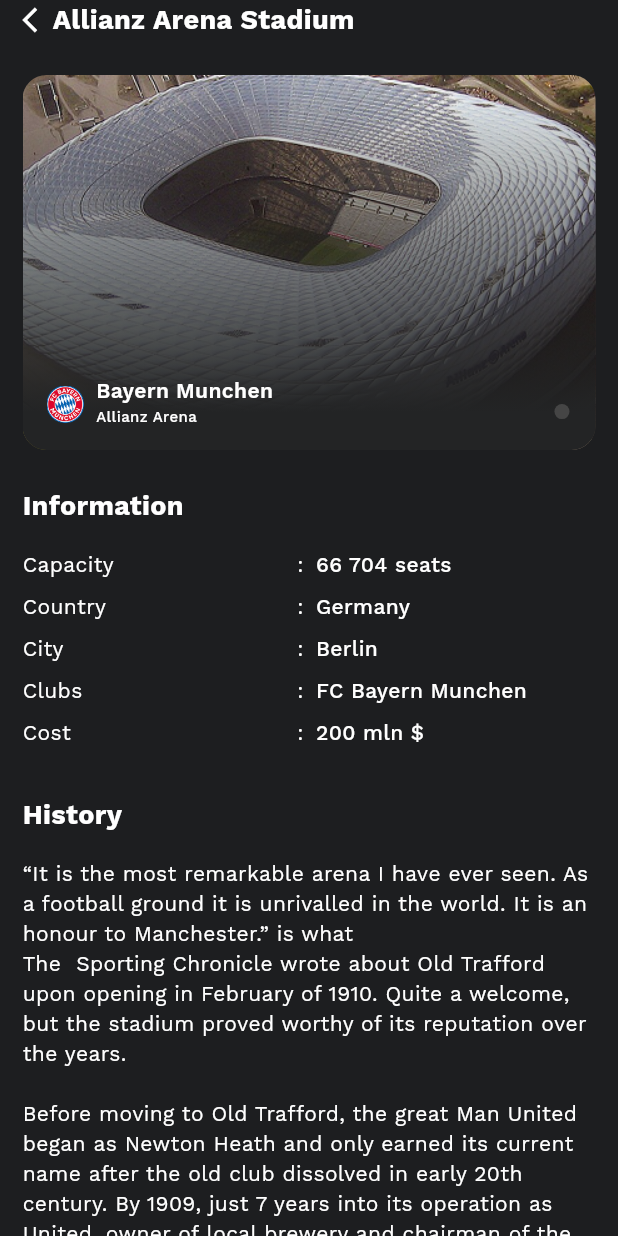
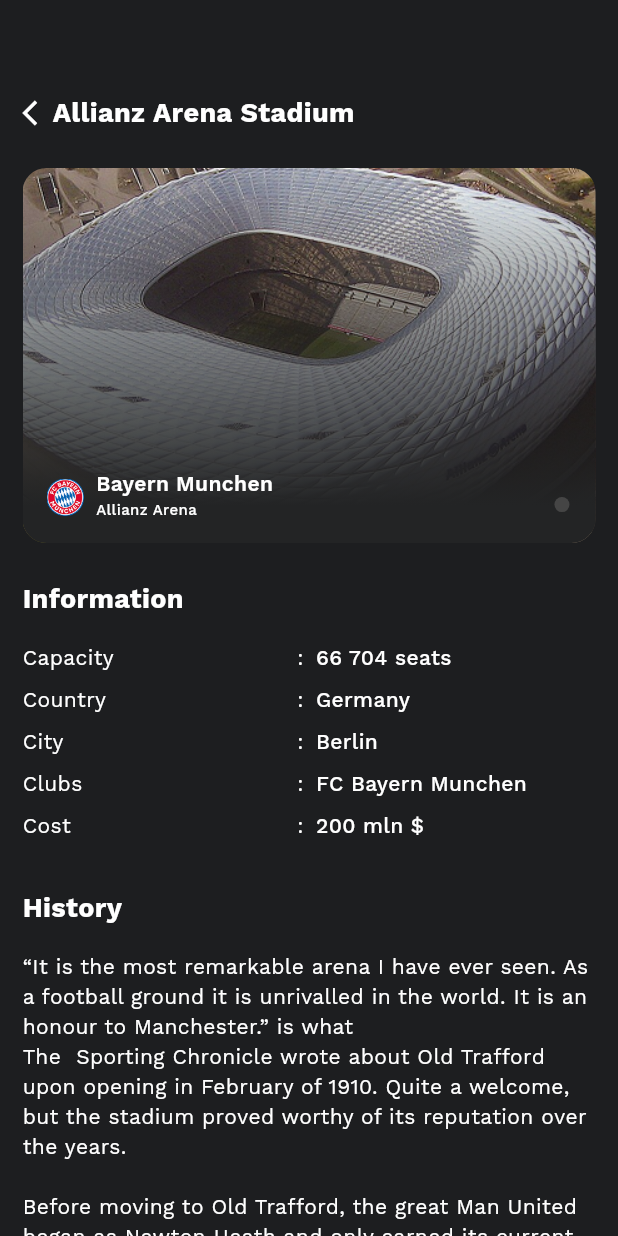
Before and after one commit to adityamputra27/football_stadium, a Flutter app: the screen it shows after launch, after a tap on "Bayern Munchen", on a phone screen of 412 x 824 dp. Run offline on Flutter 3.47's test engine with Material 3 defaults, Android fonts, the phone set to English and light mode, and no system bars; drawn by our look-alikes of carousel_slider; our stand-ins replace firebase_core, firebase_messaging, flutter_local_notifications, get; missing offline and left inert: app_settings; accounts and stored records are empty.

Commit message:
enhance: UI fixing for size width and remove scroll configuration

```diff
--- /dev/null
+++ b/lib/data/services/notification_service.dart
@@ -0,0 +1,124 @@
+import 'dart:math';
+
+import 'package:app_settings/app_settings.dart';
+import 'package:firebase_messaging/firebase_messaging.dart';
+import 'package:flutter/foundation.dart';
+import 'package:flutter/material.dart';
+import 'package:flutter_local_notifications/flutter_local_notifications.dart';
+
+@pragma('vm:entry-point')
+void onDidReceiveBackgroundNotificationResponse(
+  NotificationResponse notificationResponse,
+) {
+  print(notificationResponse);
+}
+
+class NotificationService {
+  static FirebaseMessaging messaging = FirebaseMessaging.instance;
+  final FlutterLocalNotificationsPlugin _flutterLocalNotificationsPlugin =
+      FlutterLocalNotificationsPlugin();
+
+  void initLocalNotifications(
+    BuildContext context,
+    RemoteMessage message,
+  ) async {
+    var androidInitializationSettings = AndroidInitializationSettings(
+      '@mipmap/ic_launcher',
+    );
+    var iosInitializationSettings = const DarwinInitializationSettings();
+    var initializationSettings = InitializationSettings(
+      android: androidInitializationSettings,
+      iOS: iosInitializationSettings,
+    );
+
+    await _flutterLocalNotificationsPlugin.initialize(
+      initializationSettings,
+      onDidReceiveBackgroundNotificationResponse:
+          onDidReceiveBackgroundNotificationResponse,
+    );
+  }
+
+  void firebaseInit(BuildContext context) {
+    FirebaseMessaging.onMessage.listen((message) {
+      if (kDebugMode) {
+        print(message.notification!.title.toString());
+        print(message.notification!.body.toString());
+      }
+
+      initLocalNotifications(context, message);
+      showNotification(message);
+    });
+  }
+
+  Future<void> showNotification(RemoteMessage message) async {
+    AndroidNotificationChannel channel = AndroidNotificationChannel(
+      Random.secure().nextInt(100000).toString(),
+      'Important notification',
+      importance: Importance.max,
+    );
+
+    AndroidNotificationDetails androidNotificationDetails =
+        AndroidNotificationDetails(
+          channel.id.toString(),
+          channel.name.toString(),
+          importance: Importance.high,
+          priority: Priority.high,
+          playSound: true,
+          ticker: 'ticker',
+        );
+
+    const DarwinNotificationDetails darwinNotificationDetails =
+        DarwinNotificationDetails(
+          presentAlert: true,
+          presentBadge: true,
+          presentSound: true,
+        );
+
+    NotificationDetails notificationDetails = NotificationDetails(
+      android: androidNotificationDetails,
+      iOS: darwinNotificationDetails,
+    );
+
+    Future.delayed(Duration.zero, () {
+      _flutterLocalNotificationsPlugin.show(
+        message.hashCode,
+        message.notification!.title.toString(),
+        message.notification!.body.toString(),
+        notificationDetails,
+      );
+    });
+  }
+
+  void requestNotificationPermission() async {
+    NotificationSettings settings = await messaging.requestPermission(
+      alert: true,
+      announcement: true,
+      badge: true,
+      carPlay: true,
+      criticalAlert: true,
+      provisional: true,
+      sound: true,
+    );
+
+    if (settings.authorizationStatus == AuthorizationStatus.authorized) {
+      print('user granted permissions');
+    } else if (settings.authorizationStatus ==
+        AuthorizationStatus.provisional) {
+      print('user granted provisional permission');
+    } else {
+      AppSettings.openAppSettings(type: AppSettingsType.notification);
+      print('user denied permission');
+    }
+  }
+
+  Future<String> getDeviceToken() async {
+    String? token = await messaging.getToken();
+    return token!;
+  }
+
+  void isTokenRefresh() async {
+    messaging.onTokenRefresh.listen((event) {
+      event.toString();
+    });
+  }
+}
--- a/lib/main.dart
+++ b/lib/main.dart
@@ -1,8 +1,25 @@
+import 'dart:io';
+
+import 'package:firebase_core/firebase_core.dart';
+import 'package:firebase_messaging/firebase_messaging.dart';
 import 'package:flutter/material.dart';
+import 'package:football_stadium/firebase_options.dart';
 import 'package:football_stadium/presentation/screens/splash_screen.dart';
 import 'package:get/get.dart';
 
-void main() {
+@pragma('vm:entry-point')
+Future<void> _firebaseMessagingBackgroundHandler(RemoteMessage message) async {
+  await Firebase.initializeApp(options: DefaultFirebaseOptions.currentPlatform);
+}
+
+void main() async {
+  WidgetsFlutterBinding.ensureInitialized();
+  if (Platform.isAndroid) {
+    await Firebase.initializeApp(
+      options: DefaultFirebaseOptions.currentPlatform,
+    );
+    FirebaseMessaging.onBackgroundMessage(_firebaseMessagingBackgroundHandler);
+  }
   runApp(const MyApp());
 }
 
--- a/lib/presentation/screens/home_screen.dart
+++ b/lib/presentation/screens/home_screen.dart
@@ -49,7 +49,7 @@
       return ListView(
         padding: const EdgeInsets.only(left: 15, right: 15, top: 6),
         shrinkWrap: true,
-        physics: ClampingScrollPhysics(),
+        physics: NeverScrollableScrollPhysics(),
         children: [
           SizedBox(
             height: MediaQuery.of(context).size.height * .25,
@@ -347,7 +347,7 @@
       ];
 
       return Container(
-        padding: const EdgeInsets.only(top: 16, left: 15, right: 15),
+        padding: const EdgeInsets.only(top: 32, left: 15, right: 15),
         child: Column(
           crossAxisAlignment: CrossAxisAlignment.start,
           children: [
@@ -364,7 +364,7 @@
                 crossAxisSpacing: 12,
                 mainAxisSpacing: 12,
                 childAspectRatio: 1,
-                mainAxisExtent: 100,
+                mainAxisExtent: 85,
               ),
               itemCount: stadiumLogos.length,
               itemBuilder: (context, index) {
--- a/lib/presentation/screens/main_screen.dart
+++ b/lib/presentation/screens/main_screen.dart
@@ -1,9 +1,13 @@
+import 'dart:io';
+
 import 'package:flutter/material.dart';
+import 'package:football_stadium/data/services/notification_service.dart';
 import 'package:football_stadium/presentation/screens/home_screen.dart';
 import 'package:football_stadium/presentation/screens/setting_screen.dart';
 import 'package:football_stadium/presentation/screens/league_screen.dart';
 import 'package:football_stadium/presentation/widgets/navigation/bottom_navigation.dart';
 import 'package:football_stadium/presentation/widgets/navigation/header_navigation.dart';
+import 'package:football_stadium/utils/scroll_behaviour.dart';
 import 'package:football_stadium/utils/theme.dart';
 
 class MainScreen extends StatefulWidget {
@@ -17,10 +21,21 @@
 class _MainScreenState extends State<MainScreen> {
   late int selectedIndex;
 
+  NotificationService notificationService = NotificationService();
+
   @override
   void initState() {
     super.initState();
     selectedIndex = widget.activeIndex;
+
+    if (Platform.isAndroid) {
+      notificationService.requestNotificationPermission();
+      notificationService.firebaseInit(context);
+      notificationService.isTokenRefresh();
+      notificationService.getDeviceToken().then((value) {
+        print(value);
+      });
+    }
   }
 
   void _onItemTapped(index) {
@@ -35,8 +50,16 @@
 
     return Scaffold(
       backgroundColor: backgroundColor,
-      body: Column(
-        children: [HeaderNavigation(), Expanded(child: screens[selectedIndex])],
+      body: SafeArea(
+        child: ScrollConfiguration(
+          behavior: CustomScrollBehaviour(),
+          child: Column(
+            children: [
+              HeaderNavigation(),
+              Expanded(child: screens[selectedIndex]),
+            ],
+          ),
+        ),
       ),
       bottomNavigationBar: BottomNavigation(
         selectedIndex: selectedIndex,
--- a/lib/presentation/screens/splash_screen.dart
+++ b/lib/presentation/screens/splash_screen.dart
@@ -93,10 +93,7 @@
                           ),
                         ),
                       )
-                      : Container(
-                        padding: EdgeInsets.only(top: 56),
-                        child: SizedBox(),
-                      ),
+                      : SizedBox(),
                 ],
               ),
             ),
--- a/lib/presentation/screens/stadium_screen.dart
+++ b/lib/presentation/screens/stadium_screen.dart
@@ -1,5 +1,8 @@
+import 'dart:io';
+
 import 'package:carousel_slider/carousel_slider.dart';
 import 'package:flutter/material.dart';
+import 'package:football_stadium/utils/scroll_behaviour.dart';
 import 'package:football_stadium/utils/theme.dart';
 
 class StadiumScreen extends StatefulWidget {
@@ -59,7 +62,7 @@
       ];
 
       return ListView(
-        padding: const EdgeInsets.only(left: 15, right: 15),
+        padding: const EdgeInsets.only(left: 15, right: 15, top: 0),
         shrinkWrap: true,
         physics: ClampingScrollPhysics(),
         children: [
@@ -323,8 +326,18 @@
     }
 
     Widget buildHeader() {
+      double paddingTop = 0;
+      if (Platform.isAndroid) {
+        paddingTop = 62;
+      }
       return Container(
-        padding: const EdgeInsets.only(left: 15, right: 15, bottom: 24),
+        padding: EdgeInsets.only(
+          left: 15,
+          right: 15,
+          bottom: 24,
+          top: paddingTop,
+        ),
+        color: backgroundColor,
         child: Row(
           crossAxisAlignment: CrossAxisAlignment.center,
           children: [buildButton(), buildTitle()],
@@ -342,11 +355,14 @@
     return Scaffold(
       backgroundColor: backgroundColor,
       body: SafeArea(
-        child: Column(
-          children: [
-            buildHeader(),
-            Expanded(child: SingleChildScrollView(child: buildContent())),
-          ],
+        child: ScrollConfiguration(
+          behavior: CustomScrollBehaviour(),
+          child: Column(
+            children: [
+              buildHeader(),
+              Expanded(child: SingleChildScrollView(child: buildContent())),
+            ],
+          ),
         ),
       ),
     );
--- a/lib/presentation/widgets/navigation/bottom_navigation.dart
+++ b/lib/presentation/widgets/navigation/bottom_navigation.dart
@@ -40,6 +40,10 @@
           topLeft: Radius.circular(30),
           topRight: Radius.circular(30),
         ),
+        child: Padding(
+          padding: const EdgeInsets.only(bottom: 0),
+          child: SizedBox(
+            height: 120,
             child: BottomNavigationBar(
               currentIndex: _currentIndex,
               onTap: (index) {
@@ -60,21 +64,21 @@
               items: [
                 BottomNavigationBarItem(
                   icon: Container(
-                padding: EdgeInsets.only(top: 12, bottom: 4),
+                    padding: EdgeInsets.only(bottom: 6),
                     child: Icon(Icons.home_filled, size: 24),
                   ),
                   label: 'Home',
                 ),
                 BottomNavigationBarItem(
                   icon: Container(
-                padding: EdgeInsets.only(top: 12, bottom: 4),
+                    padding: EdgeInsets.only(bottom: 6),
                     child: Icon(Icons.stadium_rounded),
                   ),
                   label: 'Stadium',
                 ),
                 BottomNavigationBarItem(
                   icon: Container(
-                padding: EdgeInsets.only(top: 12, bottom: 4),
+                    padding: EdgeInsets.only(bottom: 6),
                     child: Icon(Icons.settings),
                   ),
                   label: 'Setting',
@@ -82,6 +86,8 @@
               ],
             ),
           ),
+        ),
+      ),
     );
   }
 }
--- a/lib/presentation/widgets/navigation/header_navigation.dart
+++ b/lib/presentation/widgets/navigation/header_navigation.dart
@@ -1,3 +1,5 @@
+import 'dart:io';
+
 import 'package:flutter/material.dart';
 import 'package:football_stadium/presentation/screens/notification_screen.dart';
 import 'package:football_stadium/utils/theme.dart';
@@ -13,9 +15,15 @@
 class _HeaderNavigationState extends State<HeaderNavigation> {
   @override
   Widget build(BuildContext context) {
+    double paddingTop = 0;
+
+    if (Platform.isAndroid) {
+      paddingTop = 62;
+    }
+
     return SafeArea(
       child: Container(
-        margin: const EdgeInsets.symmetric(horizontal: 15),
+        margin: EdgeInsets.only(left: 15, right: 15, top: paddingTop),
         child: Column(
           mainAxisSize: MainAxisSize.min,
           children: [
--- /dev/null
+++ b/lib/utils/scroll_behaviour.dart
@@ -0,0 +1,11 @@
+import 'package:flutter/material.dart';
+
+class CustomScrollBehaviour extends ScrollBehavior {
+  Widget buildOversrollIndicator(
+    BuildContext context,
+    Widget child,
+    Scrollable parent,
+  ) {
+    return child;
+  }
+}
--- a/pubspec.yaml
+++ b/pubspec.yaml
@@ -37,6 +37,10 @@
   google_fonts: ^6.2.1
   get: ^4.7.2
   carousel_slider: ^5.0.0
+  firebase_core: ^3.11.0
+  firebase_messaging: ^15.2.2
+  app_settings: ^5.2.0
+  flutter_local_notifications: ^18.0.1
 
 dev_dependencies:
   flutter_test:
@@ -48,6 +52,7 @@
   # package. See that file for information about deactivating specific lint
   # rules and activating additional ones.
   flutter_lints: ^5.0.0
+  change_app_package_name: ^1.4.0
 
 # For information on the generic Dart part of this file, see the
 # following page: https://dart.dev/tools/pub/pubspec
```
Also changed, not shown: lib/presentation/screens/club_screen.dart (+19 -7 lines), lib/presentation/screens/league_screen.dart (+7 -2 lines), lib/presentation/screens/notification_screen.dart (+24 -10 lines), firebase.json (added), lib/firebase_options.dart (added), pubspec.lock, 11 other files. Lines whose indentation alone changed are shown as unchanged.
